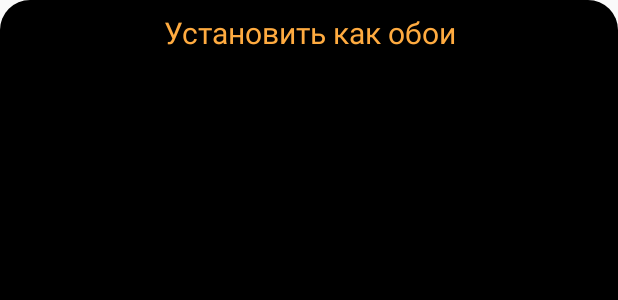
After one commit to MasterGnak/WallpaperChanger, an Android app: the layout selection_menu_slide.xml on its own in the app's theme, with its tools: preview values and no code run, on a phone screen of 412 x 824 dp. The commit adds this screen. Shown: the top 300 px of the screen. Run offline under Robolectric (Android 15) with nearby library versions, the phone set to English and light mode, and no system bars.

Commit message:
Добавил изменение обоев

```diff
--- a/app/src/main/AndroidManifest.xml
+++ b/app/src/main/AndroidManifest.xml
@@ -3,6 +3,7 @@
           package="com.example.wallpaperchanger">
 
     <uses-permission android:name="android.permission.INTERNET" />
+    <uses-permission android:name="android.permission.SET_WALLPAPER" />
 
     <application
             android:allowBackup="true"
--- /dev/null
+++ b/app/src/main/res/drawable/menu_background.xml
@@ -0,0 +1,8 @@
+<?xml version="1.0" encoding="utf-8"?>
+<shape xmlns:android="http://schemas.android.com/apk/res/android" android:shape="rectangle">
+    <solid android:color="@color/primaryDarkColor"/>
+    <corners
+            android:topLeftRadius="20dp"
+            android:topRightRadius="20dp"
+    />
+</shape>
--- a/app/src/main/res/layout/grid_item.xml
+++ b/app/src/main/res/layout/grid_item.xml
@@ -12,7 +12,7 @@
                 android:layout_height="match_parent"
                 android:scaleType="centerCrop"
                 app:image="@{image}"
-                android:background="@drawable/item_background"
+                android:background="@color/primaryColor"
                 android:paddingTop="@dimen/tiny"
                 android:paddingBottom="@dimen/tiny"/>
 
--- /dev/null
+++ b/app/src/main/res/layout/selection_menu_slide.xml
@@ -0,0 +1,30 @@
+<?xml version="1.0" encoding="utf-8"?>
+<layout xmlns:app="http://schemas.android.com/apk/res-auto" xmlns:tools="http://schemas.android.com/tools"
+        xmlns:android="http://schemas.android.com/apk/res/android">
+    <data>
+        <variable name="wallpaper" type="com.example.wallpaperchanger.network.Wallpaper"/>
+        <variable name="bitmap" type="android.graphics.Bitmap"/>
+    </data>
+    <androidx.constraintlayout.widget.ConstraintLayout
+            android:layout_width="match_parent"
+            android:layout_height="match_parent"
+            android:background="@drawable/menu_background">
+        <TextView
+                android:layout_width="match_parent"
+                android:layout_height="wrap_content"
+                app:layout_constraintEnd_toEndOf="parent"
+                app:layout_constraintStart_toStartOf="parent"
+                app:layout_constraintTop_toTopOf="parent"
+                android:text="@string/set_as_wp"
+                android:gravity="center"
+                android:textSize="20sp"
+                android:layout_marginTop="8dp"
+                android:id="@+id/setAsWp"/>
+        <Space
+                android:layout_width="match_parent"
+                android:layout_height="@dimen/menu_height"
+                app:layout_constraintTop_toBottomOf="@+id/setAsWp"
+                app:layout_constraintEnd_toEndOf="parent"
+                app:layout_constraintStart_toStartOf="parent"/>
+    </androidx.constraintlayout.widget.ConstraintLayout>
+</layout>
--- a/app/src/main/res/values/colors.xml
+++ b/app/src/main/res/values/colors.xml
@@ -1,6 +1,11 @@
 <?xml version="1.0" encoding="utf-8"?>
 <resources>
-    <color name="colorPrimary">#6200EE</color>
-    <color name="colorPrimaryDark">#3700B3</color>
-    <color name="colorAccent">#03DAC5</color>
+    <color name="primaryColor">#212121</color>
+    <color name="primaryLightColor">#484848</color>
+    <color name="primaryDarkColor">#000000</color>
+    <color name="secondaryColor">#ffab40</color>
+    <color name="secondaryLightColor">#ffdd71</color>
+    <color name="secondaryDarkColor">#c77c02</color>
+    <color name="primaryTextColor">#ffab40</color>
+    <color name="secondaryTextColor">#000000</color>
 </resources>
--- a/app/src/main/res/values/dimens.xml
+++ b/app/src/main/res/values/dimens.xml
@@ -2,4 +2,5 @@
 <resources>
     <dimen name="stroke">2dp</dimen>
     <dimen name="tiny">4dp</dimen>
+    <dimen name="menu_height">500dp</dimen>
 </resources>
--- a/app/src/main/res/values/strings.xml
+++ b/app/src/main/res/values/strings.xml
@@ -1,3 +1,4 @@
 <resources>
     <string name="app_name">WallpaperChanger</string>
+    <string name="set_as_wp">Установить как обои</string>
 </resources>
--- a/app/src/main/res/values/styles.xml
+++ b/app/src/main/res/values/styles.xml
@@ -1,10 +1,15 @@
 <resources>
     <!-- Base application theme. -->
-    <style name="AppTheme" parent="Theme.AppCompat.Light.DarkActionBar">
+    <style name="AppTheme" parent="Theme.AppCompat.Light.NoActionBar">
         <!-- Customize your theme here. -->
-        <item name="colorPrimary">@color/colorPrimary</item>
-        <item name="colorPrimaryDark">@color/colorPrimaryDark</item>
-        <item name="colorAccent">@color/colorAccent</item>
+        <item name="colorPrimary">@color/primaryColor</item>
+        <item name="colorPrimaryDark">@color/primaryDarkColor</item>
+        <item name="colorPrimaryVariant">@color/primaryLightColor</item>
+        <item name="colorOnPrimary">@color/primaryTextColor</item>
+        <item name="colorSecondary">@color/secondaryColor</item>
+        <item name="colorSecondaryVariant">@color/secondaryDarkColor</item>
+        <item name="colorOnSecondary">@color/secondaryTextColor</item>
+        <item name="android:textColor">@color/primaryTextColor</item>
     </style>
 
 </resources>
```
Also changed, not shown: app/src/main/java/com/example/wallpaperchanger/selector/Adapter.kt (+15 -1 lines), app/src/main/java/com/example/wallpaperchanger/selector/SelectionFragment.kt (+37 -1 lines), app/src/main/java/com/example/wallpaperchanger/selector/SelectionViewModel.kt (+8 -0 lines), app/src/main/res/drawable/item_background.xml (deleted, +0 -8 lines), app/src/main/res/layout/selection_fragment.xml (+8 -0 lines).
